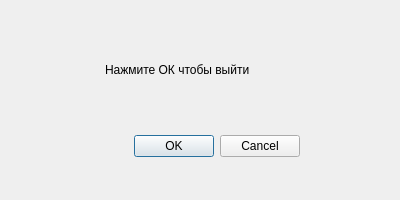
Old version of the form Lab1/exitwindow.ui in the repository hieorhii/edu-practice.
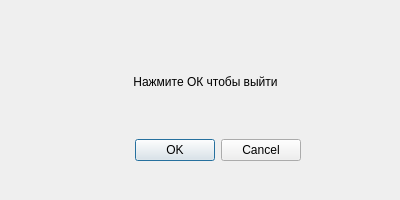
New version of the form.

What changed in the file:
```diff
--- a/Lab1/exitwindow.ui
+++ b/Lab1/exitwindow.ui
@@ -13,34 +13,37 @@
   <property name="windowTitle">
    <string>Dialog</string>
   </property>
-  <widget class="QDialogButtonBox" name="buttonBox">
+  <widget class="QWidget" name="gridLayoutWidget">
    <property name="geometry">
     <rect>
-     <x>100</x>
-     <y>130</y>
-     <width>200</width>
-     <height>32</height>
+     <x>110</x>
+     <y>30</y>
+     <width>191</width>
+     <height>131</height>
     </rect>
    </property>
-   <property name="orientation">
-    <enum>Qt::Horizontal</enum>
-   </property>
-   <property name="standardButtons">
-    <set>QDialogButtonBox::Cancel|QDialogButtonBox::Ok</set>
-   </property>
-  </widget>
-  <widget class="QLabel" name="label">
-   <property name="geometry">
-    <rect>
-     <x>105</x>
-     <y>60</y>
-     <width>190</width>
-     <height>20</height>
-    </rect>
-   </property>
-   <property name="text">
-    <string>Нажмите ОК чтобы выйти</string>
-   </property>
+   <layout class="QGridLayout" name="gridLayout">
+    <item row="1" column="0">
+     <widget class="QLabel" name="label">
+      <property name="text">
+       <string>Нажмите ОК чтобы выйти</string>
+      </property>
+      <property name="alignment">
+       <set>Qt::AlignCenter</set>
+      </property>
+     </widget>
+    </item>
+    <item row="2" column="0">
+     <widget class="QDialogButtonBox" name="buttonBox">
+      <property name="orientation">
+       <enum>Qt::Horizontal</enum>
+      </property>
+      <property name="standardButtons">
+       <set>QDialogButtonBox::Cancel|QDialogButtonBox::Ok</set>
+      </property>
+     </widget>
+    </item>
+   </layout>
   </widget>
  </widget>
  <resources/>
```
